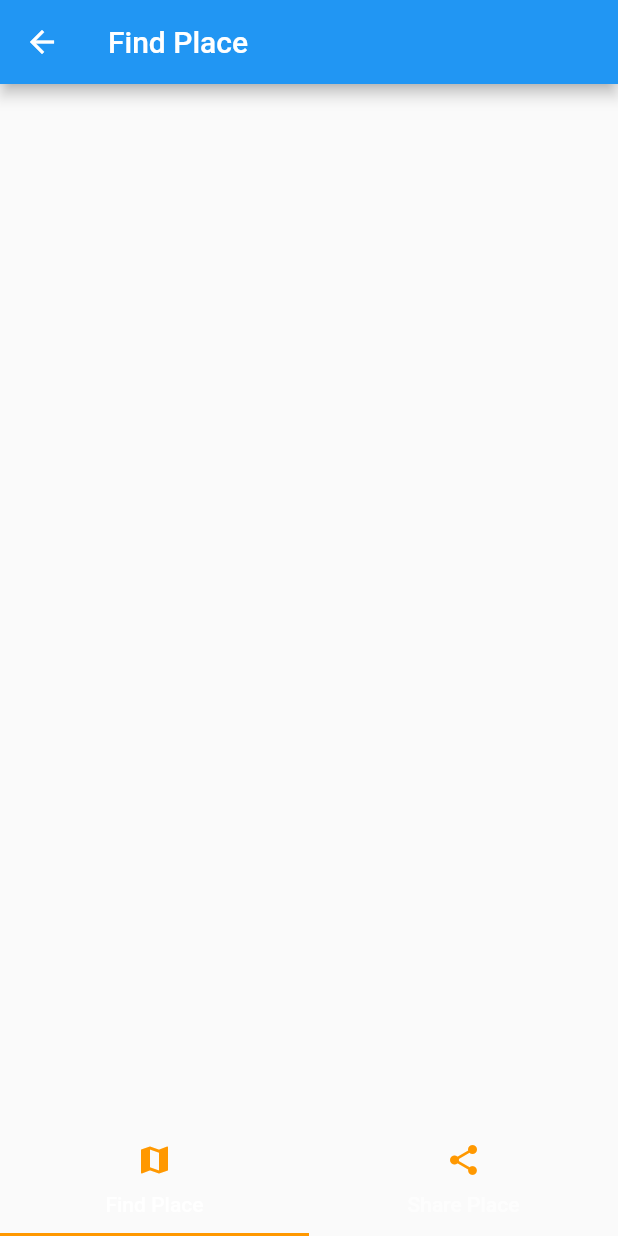
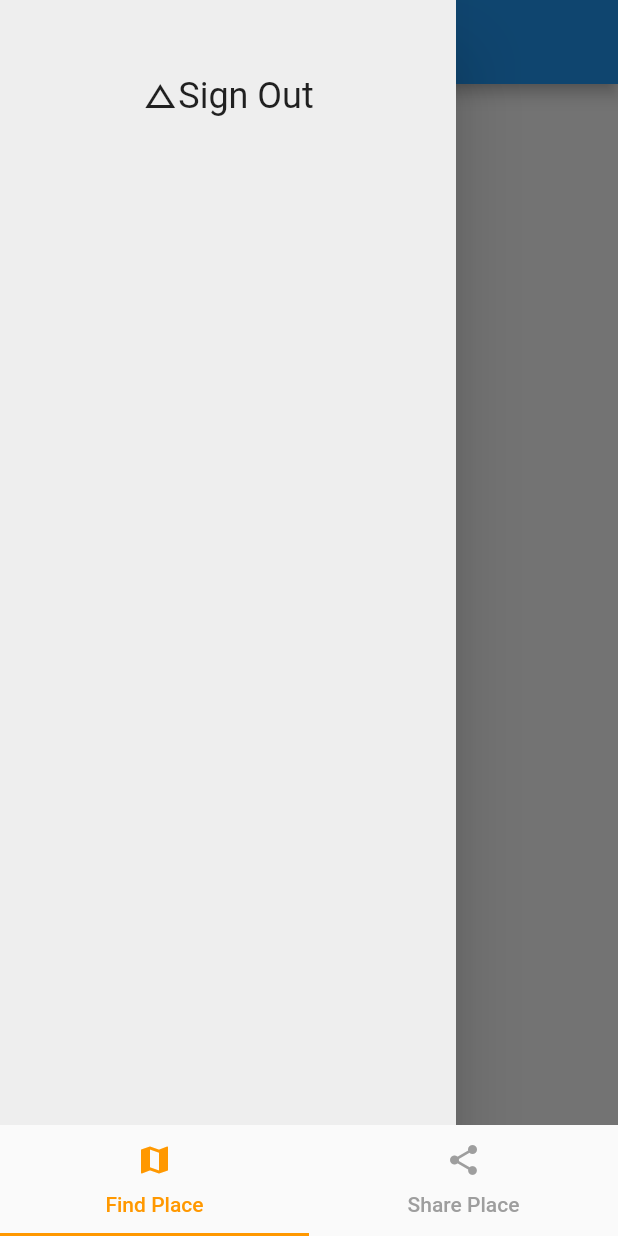
Before and after one commit to forecoder/places-sharing-app, a Flutter app: the MainTabsPage screen opened by its route, with the side drawer open (before the commit the screen has no drawer), on a phone screen of 412 x 824 dp. Run offline on Flutter 3.47's test engine with Material 2 defaults, Android fonts, the light colour scheme and no system bars.

Commit message:
Add SideDrawer

```diff
--- /dev/null
+++ b/myapp_flutter/lib/components/side_drawer/side_drawer_page.dart
@@ -0,0 +1,36 @@
+import 'package:flutter/material.dart';
+
+class SideDrawer extends StatelessWidget {
+  @override
+  Widget build(BuildContext context) {
+    return Material(
+      child: Drawer(
+        child: Container(
+          padding: EdgeInsets.only(top: 50),
+          color: Colors.grey[200],
+          child: Column(
+            mainAxisAlignment: MainAxisAlignment.start,
+            children: <Widget>[
+              GestureDetector(
+                child: Row(
+                  mainAxisAlignment: MainAxisAlignment.center,
+                  children: <Widget>[
+                    Icon(Icons.change_history, size: 24),
+                    Text(
+                      "Sign Out",
+                      style: TextStyle(fontSize: 24),
+                    ),
+                  ],
+                ),
+                onTap: () {
+                  Navigator.of(context).pushNamed("/");
+                },
+              ),
+            ],
+          ),
+        ),
+        elevation: 20.0,
+      ),
+    );
+  }
+}
--- a/myapp_flutter/lib/pages/find_place/find_place_page.dart
+++ b/myapp_flutter/lib/pages/find_place/find_place_page.dart
@@ -1,4 +1,5 @@
 import 'package:flutter/material.dart';
+import '../../components/side_drawer/side_drawer_page.dart';
 
 class FindPlacePage extends StatefulWidget {
   @override
@@ -9,6 +10,7 @@ class _FindPlacePageState extends State<FindPlacePage> {
   @override
   Widget build(BuildContext context) {
     return Scaffold(
+      drawer: SideDrawer(),
       appBar: AppBar(
         title: Text("Find Place"),
       ),
--- a/myapp_flutter/lib/pages/main_tabs/main_tabs_page.dart
+++ b/myapp_flutter/lib/pages/main_tabs/main_tabs_page.dart
@@ -1,6 +1,7 @@
 import 'package:flutter/material.dart';
 import '../find_place/find_place_page.dart';
 import '../share_place/share_place_page.dart';
+import '../../components/side_drawer/side_drawer_page.dart';
 
 class MainTabsPage extends StatefulWidget {
   @override
@@ -35,14 +36,12 @@ class _MainTabsPageState extends State<MainTabsPage>
       ),
       bottomNavigationBar: Material(
         child: TabBar(
+          labelColor: Colors.orange,
+          unselectedLabelColor: Colors.grey,
           controller: _tabController,
           tabs: <Tab>[
-            Tab(
-                text: "Find Place",
-                icon: Icon(Icons.map, color: Colors.orange)),
-            Tab(
-                text: "Share Place",
-                icon: Icon(Icons.share, color: Colors.orange)),
+            Tab(text: "Find Place", icon: Icon(Icons.map)),
+            Tab(text: "Share Place", icon: Icon(Icons.share)),
           ],
           indicatorColor: Colors.orange,
         ),
--- a/myapp_flutter/lib/pages/share_place/share_place_page.dart
+++ b/myapp_flutter/lib/pages/share_place/share_place_page.dart
@@ -1,4 +1,5 @@
 import 'package:flutter/material.dart';
+import '../../components/side_drawer/side_drawer_page.dart';
 
 class SharePlacePage extends StatefulWidget {
   @override
@@ -9,6 +10,7 @@ class _SharePlacePageState extends State<SharePlacePage> {
   @override
   Widget build(BuildContext context) {
     return Scaffold(
+      drawer: SideDrawer(),
       appBar: AppBar(
         title: Text("Share Place"),
       ),
```
